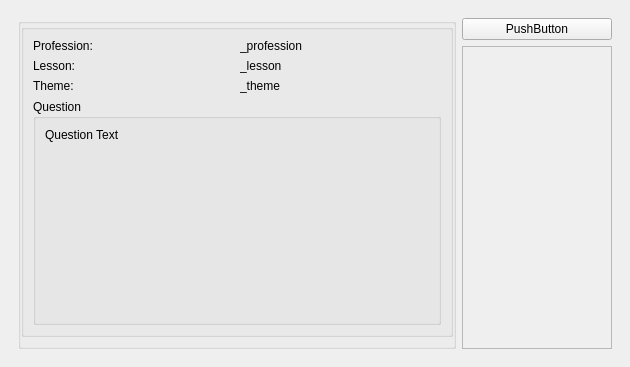
The window that client_widgets/rootwindow.ui (Slavjan/QTester_client) describes before a commit, drawn with Qt 5.
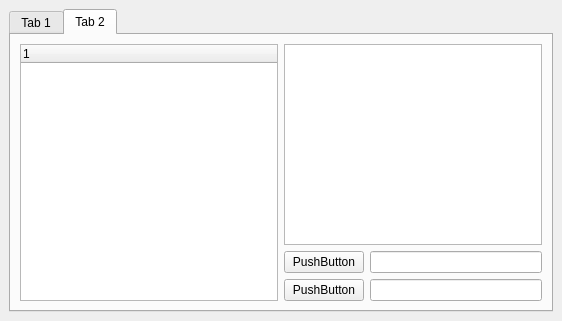
The same window after the commit.

Commit message: tree viev model creating NEW FAST

Diff of the .ui file:
```diff
--- a/client_widgets/rootwindow.ui
+++ b/client_widgets/rootwindow.ui
@@ -6,19 +6,19 @@
    <rect>
     <x>0</x>
     <y>0</y>
-    <width>630</width>
-    <height>367</height>
+    <width>562</width>
+    <height>321</height>
    </rect>
   </property>
   <property name="windowTitle">
    <string>MainWindow</string>
   </property>
   <widget class="QWidget" name="centralwidget">
-   <layout class="QVBoxLayout" name="verticalLayout_2">
-    <item>
+   <layout class="QGridLayout" name="gridLayout_5">
+    <item row="0" column="0">
      <widget class="QStackedWidget" name="stackedWidget">
       <property name="currentIndex">
-       <number>1</number>
+       <number>2</number>
       </property>
       <widget class="QWidget" name="page">
        <layout class="QVBoxLayout" name="verticalLayout">
@@ -397,10 +397,23 @@
                <x>0</x>
                <y>0</y>
                <width>148</width>
-               <height>300</height>
+               <height>389</height>
               </rect>
              </property>
-             <layout class="QGridLayout" name="gridLayout_2"/>
+             <layout class="QGridLayout" name="gridLayout_2">
+              <property name="leftMargin">
+               <number>0</number>
+              </property>
+              <property name="topMargin">
+               <number>0</number>
+              </property>
+              <property name="rightMargin">
+               <number>0</number>
+              </property>
+              <property name="bottomMargin">
+               <number>0</number>
+              </property>
+             </layout>
             </widget>
            </widget>
           </item>
@@ -408,6 +421,92 @@
         </item>
        </layout>
       </widget>
+      <widget class="QWidget" name="page_3">
+       <layout class="QGridLayout" name="gridLayout">
+        <property name="leftMargin">
+         <number>0</number>
+        </property>
+        <property name="topMargin">
+         <number>0</number>
+        </property>
+        <property name="rightMargin">
+         <number>0</number>
+        </property>
+        <property name="bottomMargin">
+         <number>0</number>
+        </property>
+        <item row="0" column="0">
+         <widget class="QTabWidget" name="TabWidget_Anmin">
+          <property name="currentIndex">
+           <number>1</number>
+          </property>
+          <widget class="QWidget" name="TabWidget_Anmin_Web">
+           <attribute name="title">
+            <string>Tab 1</string>
+           </attribute>
+          </widget>
+          <widget class="QWidget" name="TabWidget_Anmin_QuestionsBase">
+           <attribute name="title">
+            <string>Tab 2</string>
+           </attribute>
+           <layout class="QGridLayout" name="gridLayout_3">
+            <item row="0" column="0">
+             <layout class="QGridLayout" name="gridLayout_4">
+              <item row="0" column="1">
+               <layout class="QVBoxLayout" name="verticalLayout_2">
+                <property name="sizeConstraint">
+                 <enum>QLayout::SetMaximumSize</enum>
+                </property>
+                <item>
+                 <widget class="QTableView" name="tableView"/>
+                </item>
+                <item>
+                 <layout class="QHBoxLayout" name="horizontalLayout_7">
+                  <item>
+                   <widget class="QPushButton" name="pushButton_2">
+                    <property name="text">
+                     <string>PushButton</string>
+                    </property>
+                   </widget>
+                  </item>
+                  <item>
+                   <widget class="QLineEdit" name="lineEdit"/>
+                  </item>
+                 </layout>
+                </item>
+                <item>
+                 <layout class="QHBoxLayout" name="horizontalLayout_6">
+                  <item>
+                   <widget class="QPushButton" name="pushButton_3">
+                    <property name="text">
+                     <string>PushButton</string>
+                    </property>
+                   </widget>
+                  </item>
+                  <item>
+                   <widget class="QLineEdit" name="lineEdit_2"/>
+                  </item>
+                 </layout>
+                </item>
+               </layout>
+              </item>
+              <item row="0" column="0">
+               <widget class="QTreeWidget" name="TreeWidget_Admin_QuestionsBase">
+                <column>
+                 <property name="text">
+                  <string notr="true">1</string>
+                 </property>
+                </column>
+               </widget>
+              </item>
+             </layout>
+            </item>
+           </layout>
+          </widget>
+         </widget>
+        </item>
+       </layout>
+      </widget>
      </widget>
     </item>
    </layout>
```
Left out of the diff: 9 changed lines with no effect on the pictures. The commit also changes 15 other files.
